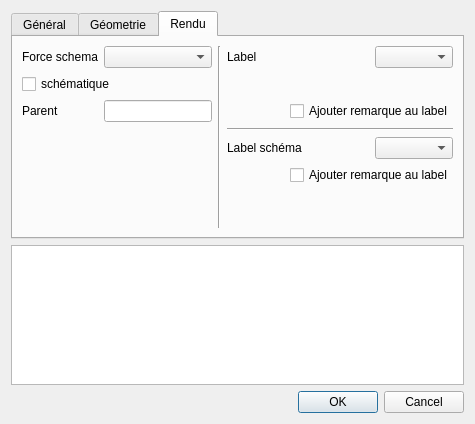
Above: qgis-project/ui_forms/pipe.ui from qwat/QWAT before the change. Below: the same form after it.
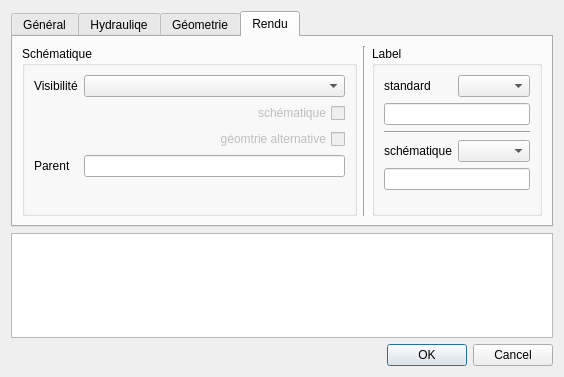
That is the form after the change. The open tabs and pages were chosen to show the change.

The edit to the form file:
```diff
--- a/qgis-project/ui_forms/pipe.ui
+++ b/qgis-project/ui_forms/pipe.ui
@@ -6,8 +6,8 @@
    <rect>
     <x>0</x>
     <y>0</y>
-    <width>475</width>
-    <height>424</height>
+    <width>564</width>
+    <height>377</height>
    </rect>
   </property>
   <property name="windowTitle">
@@ -25,12 +25,12 @@
     </widget>
    </item>
    <item row="11" column="0">
-    <widget class="QPlainTextEdit" name="remarks"/>
+    <widget class="QPlainTextEdit" name="remark"/>
    </item>
    <item row="0" column="0">
     <widget class="QTabWidget" name="tabWidget">
      <property name="currentIndex">
-      <number>0</number>
+      <number>2</number>
      </property>
      <widget class="QWidget" name="tab">
       <attribute name="title">
@@ -40,6 +40,9 @@
        <item row="0" column="0">
         <widget class="QWidget" name="widget" native="true">
          <layout class="QFormLayout" name="formLayout_4">
+          <property name="fieldGrowthPolicy">
+           <enum>QFormLayout::AllNonFixedFieldsGrow</enum>
+          </property>
           <item row="0" column="0">
            <widget class="QLabel" name="label_5">
             <property name="text">
@@ -50,14 +53,17 @@
           <item row="0" column="1">
            <widget class="QLineEdit" name="id">
             <property name="enabled">
-             <bool>false</bool>
+             <bool>true</bool>
+            </property>
+            <property name="readOnly">
+             <bool>true</bool>
             </property>
            </widget>
           </item>
           <item row="1" column="0">
            <widget class="QLabel" name="label_15">
             <property name="text">
-             <string>Propriétaire</string>
+             <string>Distributeur</string>
             </property>
            </widget>
           </item>
@@ -94,9 +100,21 @@
           </item>
           <item row="4" column="0" colspan="2">
            <widget class="QCheckBox" name="tunnel_or_bridge">
+            <property name="layoutDirection">
+             <enum>Qt::RightToLeft</enum>
+            </property>
             <property name="text">
              <string>Tunnel ou pont</string>
             </property>
+            <property name="checkable">
+             <bool>true</bool>
+            </property>
+            <property name="checked">
+             <bool>false</bool>
+            </property>
+            <property name="tristate">
+             <bool>false</bool>
+            </property>
            </widget>
           </item>
          </layout>
@@ -187,16 +205,6 @@
             </property>
            </widget>
           </item>
-          <item row="5" column="0">
-           <widget class="QLabel" name="label_8">
-            <property name="text">
-             <string>Pression</string>
-            </property>
-           </widget>
-          </item>
-          <item row="5" column="1">
-           <widget class="QLineEdit" name="pressure_nominale"/>
-          </item>
          </layout>
         </widget>
        </item>
@@ -209,6 +217,99 @@
        </item>
       </layout>
      </widget>
+     <widget class="QWidget" name="tab_4">
+      <attribute name="title">
+       <string>Hydrauliqe</string>
+      </attribute>
+      <layout class="QGridLayout" name="gridLayout_8">
+       <item row="0" column="3" rowspan="2">
+        <widget class="QGroupBox" name="groupBox_3">
+         <property name="title">
+          <string>Vannes</string>
+         </property>
+         <layout class="QGridLayout" name="gridLayout_7">
+          <item row="1" column="0" colspan="2">
+           <widget class="QCheckBox" name="checkBox">
+            <property name="enabled">
+             <bool>false</bool>
+            </property>
+            <property name="text">
+             <string>fermée</string>
+            </property>
+           </widget>
+          </item>
+          <item row="0" column="0">
+           <widget class="QLabel" name="label_24">
+            <property name="text">
+             <string>nombre</string>
+            </property>
+           </widget>
+          </item>
+          <item row="0" column="1">
+           <widget class="QLineEdit" name="_valve_count">
+            <property name="readOnly">
+             <bool>true</bool>
+            </property>
+           </widget>
+          </item>
+         </layout>
+        </widget>
+       </item>
+       <item row="1" column="0">
+        <widget class="QLabel" name="label_8">
+         <property name="text">
+          <string>Pression</string>
+         </property>
+        </widget>
+       </item>
+       <item row="1" column="1">
+        <widget class="QLineEdit" name="pressure_nominale"/>
+       </item>
+       <item row="0" column="1">
+        <widget class="QComboBox" name="id_watertype"/>
+       </item>
+       <item row="0" column="0">
+        <widget class="QLabel" name="label_14">
+         <property name="text">
+          <string>Qualité eau</string>
+         </property>
+        </widget>
+       </item>
+       <item row="2" column="3">
+        <spacer name="verticalSpacer_4">
+         <property name="orientation">
+          <enum>Qt::Vertical</enum>
+         </property>
+         <property name="sizeHint" stdset="0">
+          <size>
+           <width>20</width>
+           <height>40</height>
+          </size>
+         </property>
+        </spacer>
+       </item>
+       <item row="2" column="1">
+        <spacer name="verticalSpacer_3">
+         <property name="orientation">
+          <enum>Qt::Vertical</enum>
+         </property>
+         <property name="sizeHint" stdset="0">
+          <size>
+           <width>20</width>
+           <height>40</height>
+          </size>
+         </property>
+        </spacer>
+       </item>
+       <item row="0" column="2" rowspan="3">
+        <widget class="Line" name="line_8">
+         <property name="orientation">
+          <enum>Qt::Vertical</enum>
+         </property>
+        </widget>
+       </item>
+      </layout>
+     </widget>
      <widget class="QWidget" name="tab_3">
       <attribute name="title">
        <string>Géometrie</string>
@@ -230,21 +331,27 @@
           <item row="0" column="1">
            <widget class="QLineEdit" name="_printmaps">
             <property name="enabled">
-             <bool>false</bool>
+             <bool>true</bool>
+            </property>
+            <property name="readOnly">
+             <bool>true</bool>
             </property>
            </widget>
           </item>
           <item row="1" column="0">
            <widget class="QLabel" name="label_16">
             <property name="text">
-             <string>District</string>
+             <string>Communes</string>
             </property>
            </widget>
           </item>
           <item row="1" column="1">
            <widget class="QLineEdit" name="_districts">
             <property name="enabled">
-             <bool>false</bool>
+             <bool>true</bool>
+            </property>
+            <property name="readOnly">
+             <bool>true</bool>
             </property>
            </widget>
           </item>
@@ -279,7 +386,10 @@
           <item row="4" column="1">
            <widget class="QLineEdit" name="id_node_a">
             <property name="enabled">
-             <bool>false</bool>
+             <bool>true</bool>
+            </property>
+            <property name="readOnly">
+             <bool>true</bool>
             </property>
            </widget>
           </item>
@@ -293,7 +403,10 @@
           <item row="5" column="1">
            <widget class="QLineEdit" name="id_node_b">
             <property name="enabled">
-             <bool>false</bool>
+             <bool>true</bool>
+            </property>
+            <property name="readOnly">
+             <bool>true</bool>
             </property>
            </widget>
           </item>
@@ -323,7 +436,10 @@
           <item row="0" column="1">
            <widget class="QLineEdit" name="_length2d">
             <property name="enabled">
-             <bool>false</bool>
+             <bool>true</bool>
+            </property>
+            <property name="readOnly">
+             <bool>true</bool>
             </property>
            </widget>
           </item>
@@ -337,11 +453,14 @@
           <item row="1" column="1">
            <widget class="QLineEdit" name="_length3d">
             <property name="enabled">
-             <bool>false</bool>
+             <bool>true</bool>
+            </property>
+            <property name="readOnly">
+             <bool>true</bool>
             </property>
            </widget>
           </item>
-          <item row="2" column="1">
+          <item row="3" column="1">
            <widget class="QCheckBox" name="_length3d_uptodate">
             <property name="enabled">
              <bool>false</bool>
@@ -351,34 +470,48 @@
             </property>
            </widget>
           </item>
-          <item row="3" column="0" colspan="2">
+          <item row="4" column="0" colspan="2">
            <widget class="Line" name="line_4">
             <property name="orientation">
              <enum>Qt::Horizontal</enum>
             </property>
            </widget>
           </item>
-          <item row="4" column="0">
+          <item row="5" column="0">
            <widget class="QLabel" name="label_18">
             <property name="text">
              <string>Précision</string>
             </property>
            </widget>
           </item>
-          <item row="4" column="1">
+          <item row="5" column="1">
            <widget class="QComboBox" name="id_precision">
             <property name="sizeAdjustPolicy">
              <enum>QComboBox::AdjustToContents</enum>
             </property>
            </widget>
           </item>
-          <item row="5" column="0" colspan="2">
+          <item row="6" column="0" colspan="2">
            <widget class="Line" name="line_5">
             <property name="orientation">
              <enum>Qt::Horizontal</enum>
             </property>
            </widget>
           </item>
+          <item row="2" column="1">
+           <widget class="QLineEdit" name="_diff_elevetion">
+            <property name="readOnly">
+             <bool>true</bool>
+            </property>
+           </widget>
+          </item>
+          <item row="2" column="0">
+           <widget class="QLabel" name="label_25">
+            <property name="text">
+             <string>Diff. altitude</string>
+            </property>
+           </widget>
+          </item>
          </layout>
         </widget>
        </item>
@@ -389,132 +522,148 @@
        <string>Rendu</string>
       </attribute>
       <layout class="QGridLayout" name="gridLayout">
-       <item row="6" column="0">
-        <spacer name="verticalSpacer">
-         <property name="orientation">
-          <enum>Qt::Vertical</enum>
-         </property>
-         <property name="sizeHint" stdset="0">
-          <size>
-           <width>20</width>
-           <height>40</height>
-          </size>
-         </property>
-        </spacer>
-       </item>
-       <item row="2" column="4" colspan="2">
-        <widget class="QCheckBox" name="labeladdremark">
-         <property name="text">
-          <string>Ajouter remarque au label</string>
-         </property>
-        </widget>
-       </item>
-       <item row="0" column="0">
-        <widget class="QLabel" name="label_4">
-         <property name="text">
-          <string>Force schema</string>
-         </property>
-        </widget>
-       </item>
-       <item row="0" column="2" rowspan="7">
-        <widget class="Line" name="line_6">
-         <property name="orientation">
-          <enum>Qt::Vertical</enum>
-         </property>
-        </widget>
-       </item>
-       <item row="2" column="3">
-        <spacer name="horizontalSpacer">
-         <property name="orientation">
-          <enum>Qt::Horizontal</enum>
-         </property>
-         <property name="sizeHint" stdset="0">
-          <size>
-           <width>40</width>
-           <height>20</height>
-          </size>
-         </property>
-        </spacer>
-       </item>
-       <item row="0" column="1">
-        <widget class="QComboBox" name="schema_force_view">
-         <property name="editable">
-          <bool>false</bool>
-         </property>
-         <property name="sizeAdjustPolicy">
-          <enum>QComboBox::AdjustToContents</enum>
-         </property>
-        </widget>
-       </item>
-       <item row="5" column="4" colspan="2">
-        <widget class="QCheckBox" name="labeladdremark_schema">
-         <property name="text">
-          <string>Ajouter remarque au label</string>
-         </property>
-        </widget>
-       </item>
-       <item row="0" column="3" colspan="2">
-        <widget class="QLabel" name="label_10">
-         <property name="text">
-          <string>Label</string>
-         </property>
-        </widget>
-       </item>
-       <item row="0" column="5">
-        <widget class="QComboBox" name="id_label_visible">
-         <property name="sizeAdjustPolicy">
-          <enum>QComboBox::AdjustToContents</enum>
-         </property>
-        </widget>
-       </item>
-       <item row="5" column="3">
-        <spacer name="horizontalSpacer_2">
-         <property name="orientation">
-          <enum>Qt::Horizontal</enum>
-         </property>
-         <property name="sizeHint" stdset="0">
-          <size>
-           <width>40</width>
-           <height>20</height>
-          </size>
-         </property>
-        </spacer>
-       </item>
-       <item row="4" column="5">
-        <widget class="QComboBox" name="id_labelschema_visible">
-         <property name="sizeAdjustPolicy">
-          <enum>QComboBox::AdjustToContents</enum>
-         </property>
-        </widget>
-       </item>
-       <item row="4" column="3" colspan="2">
-        <widget class="QLabel" name="label_11">
-         <property name="text">
-          <string>Label schéma</string>
-         </property>
-        </widget>
-       </item>
-       <item row="2" column="1">
-        <widget class="QLineEdit" name="id_parent"/>
-       </item>
-       <item row="2" column="0">
-        <widget class="QLabel" name="label_2">
-         <property name="text">
-          <string>Parent</string>
-         </property>
-        </widget>
-       </item>
-       <item row="3" column="3" colspan="3">
-        <widget class="Line" name="line_7">
-         <property name="orientation">
-          <enum>Qt::Horizontal</enum>
-         </property>
-        </widget>
-       </item>
        <item row="1" column="0" colspan="2">
-        <widget class="QCheckBox" name="_schema_visible">
-         <property name="text">
-          <string>schématique</string>
+        <widget class="QGroupBox" name="groupBox_2">
+         <property name="title">
+          <string>Schématique</string>
+         </property>
+         <layout class="QGridLayout" name="gridLayout_6">
+          <item row="2" column="0" colspan="2">
+           <widget class="QCheckBox" name="_schema_visible">
+            <property name="enabled">
+             <bool>false</bool>
+            </property>
+            <property name="layoutDirection">
+             <enum>Qt::RightToLeft</enum>
+            </property>
+            <property name="text">
+             <string>schématique</string>
+            </property>
+           </widget>
+          </item>
+          <item row="0" column="1">
+           <widget class="QComboBox" name="schema_force_view">
+            <property name="editable">
+             <bool>false</bool>
+            </property>
+            <property name="sizeAdjustPolicy">
+             <enum>QComboBox::AdjustToContents</enum>
+            </property>
+           </widget>
+          </item>
+          <item row="4" column="1">
+           <widget class="QLineEdit" name="id_parent"/>
+          </item>
+          <item row="0" column="0">
+           <widget class="QLabel" name="label_4">
+            <property name="text">
+             <string>Visibilité</string>
+            </property>
+           </widget>
+          </item>
+          <item row="5" column="1">
+           <spacer name="verticalSpacer">
+            <property name="orientation">
+             <enum>Qt::Vertical</enum>
+            </property>
+            <property name="sizeHint" stdset="0">
+             <size>
+              <width>20</width>
+              <height>10</height>
+             </size>
+            </property>
+           </spacer>
+          </item>
+          <item row="4" column="0">
+           <widget class="QLabel" name="label_2">
+            <property name="text">
+             <string>Parent</string>
+            </property>
+           </widget>
+          </item>
+          <item row="3" column="1">
+           <widget class="QCheckBox" name="_geometry_schematic_used">
+            <property name="enabled">
+             <bool>false</bool>
+            </property>
+            <property name="layoutDirection">
+             <enum>Qt::RightToLeft</enum>
+            </property>
+            <property name="text">
+             <string>géomtrie alternative</string>
+            </property>
+           </widget>
+          </item>
+         </layout>
+        </widget>
+       </item>
+       <item row="1" column="3">
+        <widget class="QGroupBox" name="groupBox">
+         <property name="title">
+          <string>Label</string>
+         </property>
+         <layout class="QGridLayout" name="gridLayout_5">
+          <item row="3" column="1">
+           <widget class="QComboBox" name="id_labelvisible_schema">
+            <property name="sizeAdjustPolicy">
+             <enum>QComboBox::AdjustToContents</enum>
+            </property>
+           </widget>
+          </item>
+          <item row="0" column="0">
+           <widget class="QLabel" name="label_10">
+            <property name="text">
+             <string>standard</string>
+            </property>
+           </widget>
+          </item>
+          <item row="0" column="1">
+           <widget class="QComboBox" name="id_labelvisible">
+            <property name="sizeAdjustPolicy">
+             <enum>QComboBox::AdjustToContents</enum>
+            </property>
+           </widget>
+          </item>
+          <item row="1" column="0" colspan="2">
+           <widget class="QLineEdit" name="labelremark"/>
+          </item>
+          <item row="3" column="0">
+           <widget class="QLabel" name="label_11">
+            <property name="text">
+             <string>schématique</string>
+            </property>
+           </widget>
+          </item>
+          <item row="2" column="0" colspan="2">
+           <widget class="Line" name="line_7">
+            <property name="orientation">
+             <enum>Qt::Horizontal</enum>
+            </property>
+           </widget>
+          </item>
+          <item row="4" column="0" colspan="2">
+           <widget class="QLineEdit" name="labelremark_schema"/>
+          </item>
+          <item row="5" column="0">
+           <spacer name="verticalSpacer_2">
+            <property name="orientation">
+             <enum>Qt::Vertical</enum>
+            </property>
+            <property name="sizeHint" stdset="0">
+             <size>
+              <width>20</width>
+              <height>10</height>
+             </size>
+            </property>
+           </spacer>
+          </item>
+         </layout>
+        </widget>
+       </item>
+       <item row="1" column="2">
+        <widget class="Line" name="line_6">
+         <property name="orientation">
+          <enum>Qt::Vertical</enum>
          </property>
         </widget>
        </item>
```
